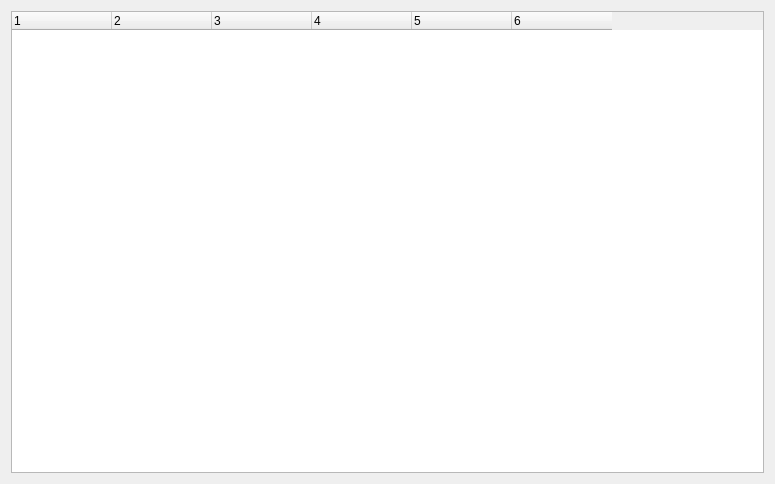
The window that src/components/logview/logview.ui (feelx88/git-qui) describes before a commit, drawn with Qt 5.
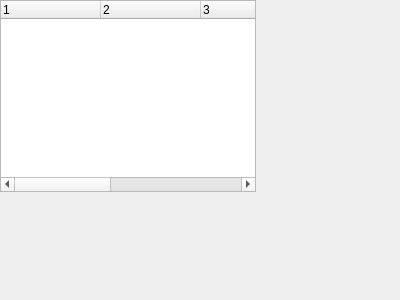
The same window after the commit.

Commit message: Reverted all component ui files back to their original form (except QDockWidget is now

Patch:
```diff
--- a/src/components/logview/logview.ui
+++ b/src/components/logview/logview.ui
@@ -6,15 +6,14 @@
    <rect>
     <x>0</x>
     <y>0</y>
-    <width>775</width>
-    <height>484</height>
+    <width>400</width>
+    <height>300</height>
    </rect>
   </property>
   <property name="windowTitle">
    <string>Log view</string>
   </property>
-  <layout class="QVBoxLayout" name="verticalLayout_2">
-   <item>
+  <widget class="QWidget" name="dockWidgetContents">
     <layout class="QVBoxLayout" name="verticalLayout">
      <item>
       <widget class="QTreeWidget" name="treeWidget">
@@ -81,8 +80,7 @@
       </widget>
      </item>
     </layout>
-   </item>
-  </layout>
+  </widget>
  </widget>
  <resources/>
  <connections/>
```
Lines whose indentation alone changed are shown as unchanged. The commit also changes 8 other files.
